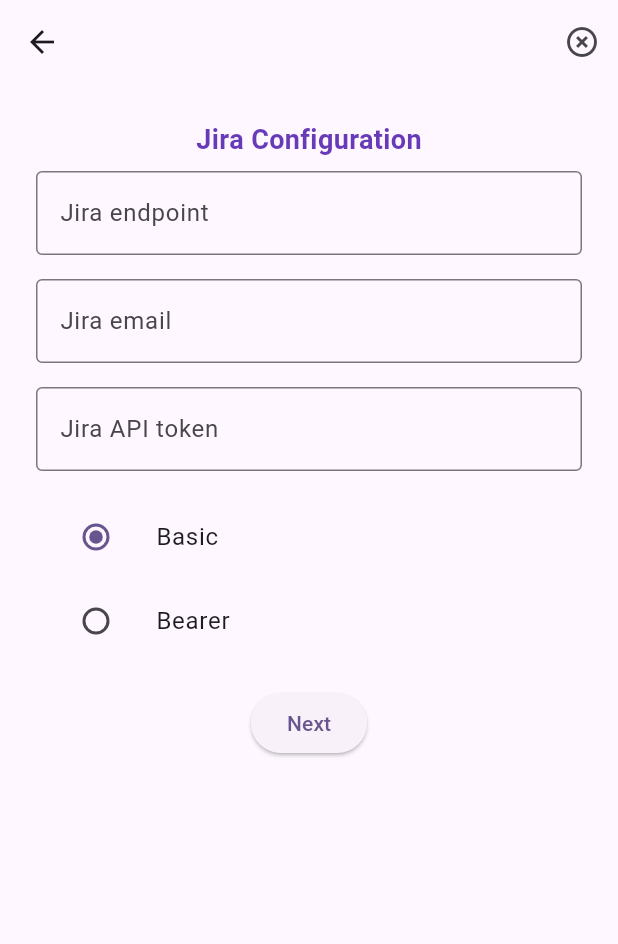
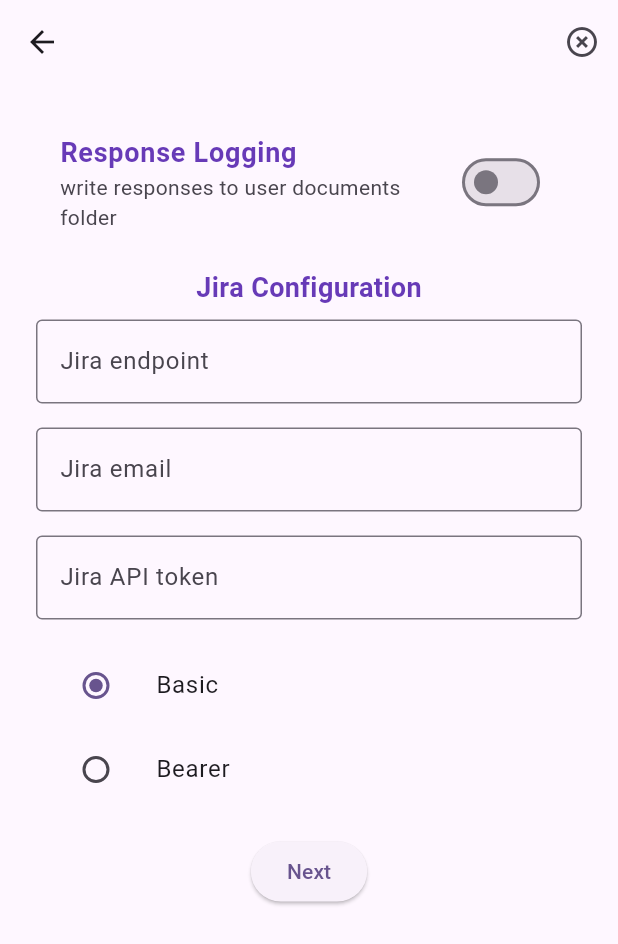
Before and after one commit to IvanVatov/time_track_transfer, a Flutter app: the screen it shows after launch, on a phone screen of 412 x 824 dp. Shown: the top 944 px of the screen. Run offline on Flutter 3.47's test engine with Material 3 defaults, Android fonts, the phone set to English and light mode, and no system bars; our stand-ins replace calendar_date_picker2, dio, flutter_secure_storage, flutter_spinkit, flutter_svg, get_it and 2 more; accounts and stored records are empty.

Commit message:
- ability to write api responses to file

```diff
--- a/lib/api/configuration.dart
+++ b/lib/api/configuration.dart
@@ -33,6 +33,7 @@
   int? startingHour;
   int? startingHourMinutes;
 
+  bool? enableLogging;
 
   Configuration();
 
--- a/lib/api/jira_api.dart
+++ b/lib/api/jira_api.dart
@@ -10,6 +10,7 @@
 import 'package:time_track_transfer/api/jira/jira_task.dart';
 import 'package:time_track_transfer/constants.dart';
 import 'package:time_track_transfer/main.dart';
+import 'package:time_track_transfer/util/response_logs.dart';
 
 @Singleton()
 class JiraApi {
@@ -33,6 +34,10 @@
         "${configuration.jiraEndpoint}/rest/api/2/project",
         options: _getHeaderOptions());
 
+    if (configuration.enableLogging == true) {
+      ResponseLog.writeToFile("JiraGetProjects", response.data.toString());
+    }
+
     return (response.data as List)
         .map((i) => JiraProject.fromJson(i as Map<String, dynamic>))
         .toList(growable: false);
@@ -42,6 +47,10 @@
     Response response = await client.get(
         "${configuration.jiraEndpoint}/rest/api/2/project/$projectId/statuses",
         options: _getHeaderOptions());
+
+    if (configuration.enableLogging == true) {
+      ResponseLog.writeToFile("JiraGetStatuses", response.data.toString());
+    }
 
     return (response.data as List)
         .map((i) => JiraTask.fromJson(i as Map<String, dynamic>))
@@ -56,6 +65,10 @@
         data:
             "{\"jql\":\"project = $projectId AND assignee was currentUser() on '$date' AND status was '$status' on '$date'\", \"fields\":[\"key\", \"summary\"]}");
 
+    if (configuration.enableLogging == true) {
+      ResponseLog.writeToFile("JiraSearch", response.data.toString());
+    }
+
     return JiraSearchResponse.fromJson(response.data as Map<String, dynamic>)
         .issues;
   }
--- a/lib/api/toggl_api.dart
+++ b/lib/api/toggl_api.dart
@@ -6,6 +6,7 @@
 import 'package:time_track_transfer/api/toggl/toggl_profile.dart';
 import 'package:time_track_transfer/constants.dart';
 import 'package:time_track_transfer/main.dart';
+import 'package:time_track_transfer/util/response_logs.dart';
 
 @Singleton()
 class TogglApi {
@@ -25,6 +26,10 @@
         "https://api.track.toggl.com/api/v9/me?with_related_data=true",
         options: _getHeaderOptions());
 
+    if (configuration.enableLogging == true) {
+      ResponseLog.writeToFile("TogglProfile", response.data.toString());
+    }
+
     return TogglProfile.fromJson(response.data as Map<String, dynamic>);
   }
 
@@ -34,6 +39,10 @@
         options: _getHeaderOptions(),
     data: data);
 
+    if (configuration.enableLogging == true) {
+      ResponseLog.writeToFile("TogglPostTimeEntry", response.data.toString());
+    }
+
     return response;
   }
 }
--- a/lib/constants.dart
+++ b/lib/constants.dart
@@ -6,4 +6,5 @@
   static const String keyBearer = "Bearer";
 
   static const String keyConfiguration = "Configuration";
+  static const String keyWriteResponses = "WriteResponses";
 }
--- a/lib/ui/screen/config_screen.dart
+++ b/lib/ui/screen/config_screen.dart
@@ -64,6 +64,8 @@
 
   String? _error;
 
+  bool _enableLogging = false;
+
   @override
   void initState() {
     _jiraEndpointController = TextEditingController();
@@ -88,6 +90,10 @@
     });
 
     _readConfiguration();
+
+    if (_configuration?.enableLogging != null) {
+      _enableLogging = _configuration!.enableLogging!;
+    }
 
     super.initState();
   }
@@ -137,6 +143,13 @@
     } catch (e) {
       setError(e);
     }
+  }
+
+  void _toggleSwitch(bool value) {
+    setState(() {
+      _enableLogging = !_enableLogging;
+      _configuration?.enableLogging = _enableLogging;
+    });
   }
 
   void setError(Object e) {
@@ -210,6 +223,17 @@
     return [
       Column(
         children: [
+          ListTile(
+              title: const Heading18(text: 'Response Logging'),
+              subtitle: const Text(
+                'write responses to user documents folder',
+              ),
+              trailing: Switch(
+                value: _enableLogging,
+                onChanged: _toggleSwitch,
+                activeColor: Colors.deepPurple,
+              )),
+          const SizedBox(height: 16),
           const Heading18(text: "Jira Configuration"),
           const SizedBox(height: 8),
           TextField(
--- a/pubspec.yaml
+++ b/pubspec.yaml
@@ -49,6 +49,7 @@
   intl: ^0.18.1
   calendar_date_picker2: ^0.5.3
   url_launcher: ^6.1.12
+  path_provider: ^2.1.2
 
 dev_dependencies:
   flutter_test:
@@ -78,8 +79,8 @@
   # assets:
   #   - images/a_dot_burr.jpeg
   #   - images/a_dot_ham.jpeg
-  assets:
-    - assets/images/
+  #assets:
+  #  - assets/images/
 
   # An image asset can refer to one or more resolution-specific "variants", see
   # https://flutter.dev/assets-and-images/#resolution-aware
```
Also changed, not shown: lib/util/response_logs.dart (added, +26 -0 lines), lib/api/configuration.g.dart, pubspec.lock, 1 other file.
